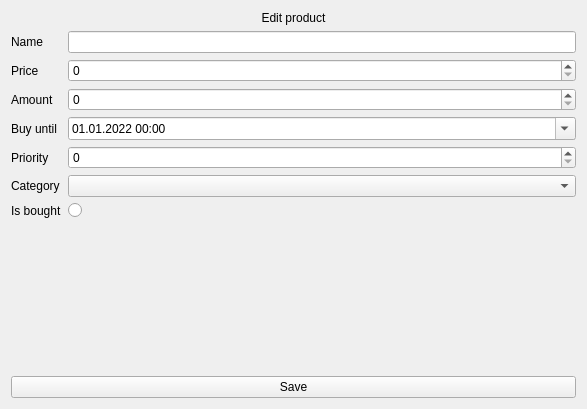
The window that src/Client/View/MainPage/Product/ProductEditSubPage/ProductEditSubPage.ui (iodream/Spend-Note) describes before a commit, drawn with Qt 5.
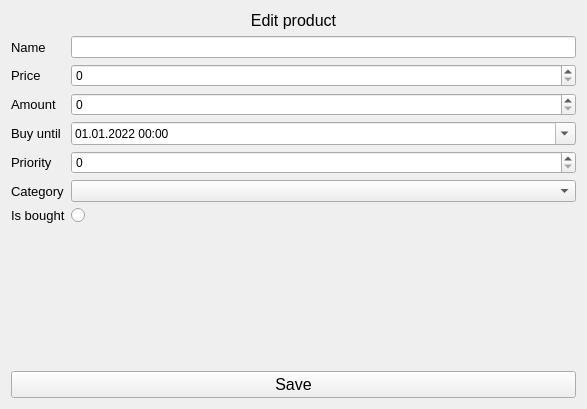
The same window after the commit. Icons and pictures are not drawn.

The edit to the form file:
```diff
--- a/src/Client/View/MainPage/Product/ProductEditSubPage/ProductEditSubPage.ui
+++ b/src/Client/View/MainPage/Product/ProductEditSubPage/ProductEditSubPage.ui
@@ -16,6 +16,11 @@
   <layout class="QVBoxLayout" name="verticalLayout">
    <item>
     <widget class="QLabel" name="Title">
+     <property name="font">
+      <font>
+       <pointsize>12</pointsize>
+      </font>
+     </property>
      <property name="text">
       <string>Edit product</string>
      </property>
@@ -28,6 +33,11 @@
     <layout class="QFormLayout" name="formLayout">
      <item row="0" column="0">
       <widget class="QLabel" name="NameLabel">
+       <property name="font">
+        <font>
+         <pointsize>10</pointsize>
+        </font>
+       </property>
        <property name="text">
         <string>Name</string>
        </property>
@@ -38,6 +48,11 @@
      </item>
      <item row="1" column="0">
       <widget class="QLabel" name="PriceLabel">
+       <property name="font">
+        <font>
+         <pointsize>10</pointsize>
+        </font>
+       </property>
        <property name="text">
         <string>Price</string>
        </property>
@@ -45,6 +60,11 @@
      </item>
      <item row="2" column="0">
       <widget class="QLabel" name="AmountLabel">
+       <property name="font">
+        <font>
+         <pointsize>10</pointsize>
+        </font>
+       </property>
        <property name="text">
         <string>Amount</string>
        </property>
@@ -52,6 +72,11 @@
      </item>
      <item row="3" column="0">
       <widget class="QLabel" name="BuyUntilLabel">
+       <property name="font">
+        <font>
+         <pointsize>10</pointsize>
+        </font>
+       </property>
        <property name="text">
         <string>Buy until</string>
        </property>
@@ -59,6 +84,11 @@
      </item>
      <item row="4" column="0">
       <widget class="QLabel" name="PriorityLabel">
+       <property name="font">
+        <font>
+         <pointsize>10</pointsize>
+        </font>
+       </property>
        <property name="text">
         <string>Priority</string>
        </property>
@@ -66,6 +96,11 @@
      </item>
      <item row="6" column="0">
       <widget class="QLabel" name="IsBoughtLabel">
+       <property name="font">
+        <font>
+         <pointsize>10</pointsize>
+        </font>
+       </property>
        <property name="text">
         <string>Is bought</string>
        </property>
@@ -80,6 +115,11 @@
      </item>
      <item row="5" column="0">
       <widget class="QLabel" name="CategoryLabel">
+       <property name="font">
+        <font>
+         <pointsize>10</pointsize>
+        </font>
+       </property>
        <property name="text">
         <string>Category</string>
        </property>
@@ -137,9 +177,24 @@
     <layout class="QHBoxLayout" name="horizontalLayout">
      <item>
       <widget class="QPushButton" name="SaveButton">
+       <property name="font">
+        <font>
+         <pointsize>12</pointsize>
+        </font>
+       </property>
        <property name="text">
         <string>Save</string>
        </property>
+       <property name="icon">
+        <iconset resource="../../../../resources.qrc">
+         <normaloff>:/Icons/Icons/edit.png</normaloff>:/Icons/Icons/edit.png</iconset>
+       </property>
+       <property name="iconSize">
+        <size>
+         <width>20</width>
+         <height>20</height>
+        </size>
+       </property>
       </widget>
      </item>
     </layout>
```
Left out of the diff: 4 changed lines with no effect on the pictures.
